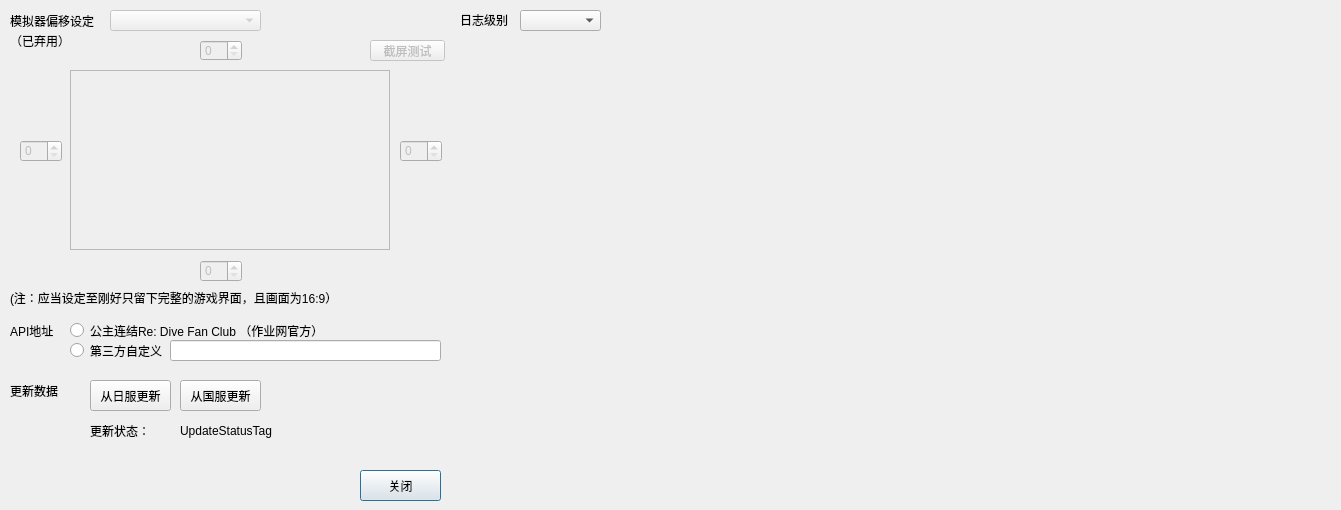
This is configDialog.ui in Alive24/PCRJJCAnalyzer as Qt 5 draws it before an edit. The edited form follows.
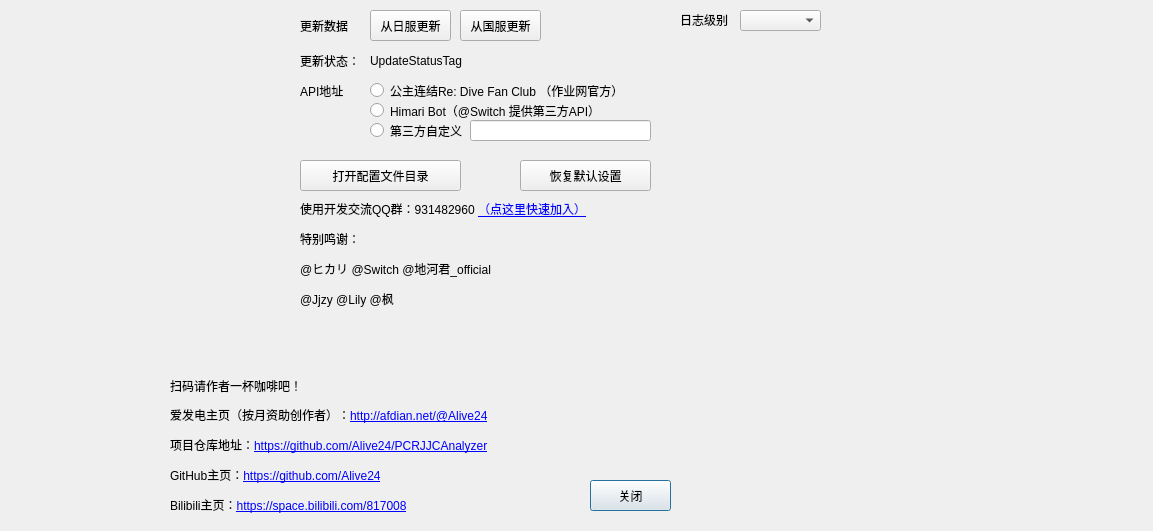
This is the edited form. Icons and pictures are not drawn.

Commit message: v0.2.2-beta1:  1. 添加爱发电与支付宝直接打赏二维码  2. 添加爱发电页面、项目仓库页面、作者GitHub主页，作者B站主页超链接  3. 调整Config界面，添加直接选择Himari Bot的选项。  4. 调整Config界面，添加打开配置文件目录按钮和恢复默认设置按钮。  5. 调整Config界面，移除已启用的marginOffset模块。

Patch:
```diff
--- a/configDialog.ui
+++ b/configDialog.ui
@@ -6,8 +6,8 @@
    <rect>
     <x>0</x>
     <y>0</y>
-    <width>1341</width>
-    <height>510</height>
+    <width>1153</width>
+    <height>531</height>
    </rect>
   </property>
   <property name="windowTitle">
@@ -16,8 +16,8 @@
   <widget class="QPushButton" name="closeConfigDialogButton">
    <property name="geometry">
     <rect>
-     <x>360</x>
-     <y>470</y>
+     <x>590</x>
+     <y>480</y>
      <width>81</width>
      <height>31</height>
     </rect>
@@ -26,150 +26,11 @@
     <string>关闭</string>
    </property>
   </widget>
-  <widget class="QGraphicsView" name="marginOffsetPreviewBox">
-   <property name="enabled">
-    <bool>false</bool>
-   </property>
-   <property name="geometry">
-    <rect>
-     <x>70</x>
-     <y>70</y>
-     <width>320</width>
-     <height>180</height>
-    </rect>
-   </property>
-   <property name="verticalScrollBarPolicy">
-    <enum>Qt::ScrollBarAlwaysOff</enum>
-   </property>
-   <property name="horizontalScrollBarPolicy">
-    <enum>Qt::ScrollBarAlwaysOff</enum>
-   </property>
-  </widget>
-  <widget class="QSpinBox" name="marginOffsetSpinBoxLeft">
-   <property name="enabled">
-    <bool>false</bool>
-   </property>
-   <property name="geometry">
-    <rect>
-     <x>20</x>
-     <y>140</y>
-     <width>42</width>
-     <height>22</height>
-    </rect>
-   </property>
-  </widget>
-  <widget class="QSpinBox" name="marginOffsetSpinBoxRight">
-   <property name="enabled">
-    <bool>false</bool>
-   </property>
-   <property name="geometry">
-    <rect>
-     <x>400</x>
-     <y>140</y>
-     <width>42</width>
-     <height>22</height>
-    </rect>
-   </property>
-  </widget>
-  <widget class="QSpinBox" name="marginOffsetSpinBoxTop">
-   <property name="enabled">
-    <bool>false</bool>
-   </property>
-   <property name="geometry">
-    <rect>
-     <x>200</x>
-     <y>40</y>
-     <width>42</width>
-     <height>21</height>
-    </rect>
-   </property>
-  </widget>
-  <widget class="QSpinBox" name="marginOffsetSpinBoxBottom">
-   <property name="enabled">
-    <bool>false</bool>
-   </property>
-   <property name="geometry">
-    <rect>
-     <x>200</x>
-     <y>260</y>
-     <width>42</width>
-     <height>22</height>
-    </rect>
-   </property>
-  </widget>
-  <widget class="QLabel" name="marginOffsetSetterLabel">
-   <property name="geometry">
-    <rect>
-     <x>10</x>
-     <y>10</y>
-     <width>91</width>
-     <height>21</height>
-    </rect>
-   </property>
-   <property name="text">
-    <string>模拟器偏移设定</string>
-   </property>
-  </widget>
-  <widget class="QComboBox" name="marginOffsetPresetComboBox">
-   <property name="enabled">
-    <bool>false</bool>
-   </property>
-   <property name="geometry">
-    <rect>
-     <x>110</x>
-     <y>10</y>
-     <width>151</width>
-     <height>21</height>
-    </rect>
-   </property>
-  </widget>
-  <widget class="QLabel" name="marginOffsetHint">
-   <property name="geometry">
-    <rect>
-     <x>10</x>
-     <y>290</y>
-     <width>331</width>
-     <height>16</height>
-    </rect>
-   </property>
-   <property name="text">
-    <string>(注：应当设定至刚好只留下完整的游戏界面，且画面为16:9）</string>
-   </property>
-  </widget>
-  <widget class="QPushButton" name="testScreenshotButton">
-   <property name="enabled">
-    <bool>false</bool>
-   </property>
-   <property name="geometry">
-    <rect>
-     <x>370</x>
-     <y>40</y>
-     <width>75</width>
-     <height>21</height>
-    </rect>
-   </property>
-   <property name="text">
-    <string>截屏测试</string>
-   </property>
-  </widget>
-  <widget class="QLabel" name="marginOffsetSetterLabel_2">
-   <property name="geometry">
-    <rect>
-     <x>10</x>
-     <y>30</y>
-     <width>91</width>
-     <height>21</height>
-    </rect>
-   </property>
-   <property name="text">
-    <string>（已弃用）</string>
-   </property>
-  </widget>
   <widget class="QLabel" name="apiUrlLabel">
    <property name="geometry">
     <rect>
-     <x>10</x>
-     <y>320</y>
+     <x>300</x>
+     <y>80</y>
      <width>54</width>
      <height>21</height>
     </rect>
@@ -181,8 +42,8 @@
   <widget class="QRadioButton" name="defaultApiUrlRadioButton">
    <property name="geometry">
     <rect>
-     <x>70</x>
-     <y>320</y>
+     <x>370</x>
+     <y>80</y>
      <width>261</width>
      <height>21</height>
     </rect>
@@ -197,8 +58,8 @@
   <widget class="QRadioButton" name="customizedApiUrlRadioButton">
    <property name="geometry">
     <rect>
-     <x>70</x>
-     <y>340</y>
+     <x>370</x>
+     <y>120</y>
      <width>101</width>
      <height>21</height>
     </rect>
@@ -213,9 +74,9 @@
   <widget class="QLineEdit" name="customizedApiUrlLineEdit">
    <property name="geometry">
     <rect>
-     <x>170</x>
-     <y>340</y>
-     <width>271</width>
+     <x>470</x>
+     <y>120</y>
+     <width>181</width>
      <height>21</height>
     </rect>
    </property>
@@ -223,10 +84,10 @@
   <widget class="QLabel" name="updateOptionLabel">
    <property name="geometry">
     <rect>
-     <x>10</x>
-     <y>380</y>
+     <x>300</x>
+     <y>10</y>
      <width>61</width>
-     <height>21</height>
+     <height>31</height>
     </rect>
    </property>
    <property name="text">
@@ -236,8 +97,8 @@
   <widget class="QPushButton" name="updateFromJPSourceButton">
    <property name="geometry">
     <rect>
-     <x>90</x>
-     <y>380</y>
+     <x>370</x>
+     <y>10</y>
      <width>81</width>
      <height>31</height>
     </rect>
@@ -249,8 +110,8 @@
   <widget class="QPushButton" name="updateFromCNSourceButton">
    <property name="geometry">
     <rect>
-     <x>180</x>
-     <y>380</y>
+     <x>460</x>
+     <y>10</y>
      <width>81</width>
      <height>31</height>
     </rect>
@@ -262,8 +123,8 @@
   <widget class="QLabel" name="updateStatusLabel">
    <property name="geometry">
     <rect>
-     <x>90</x>
-     <y>420</y>
+     <x>300</x>
+     <y>50</y>
      <width>71</width>
      <height>21</height>
     </rect>
@@ -275,8 +136,8 @@
   <widget class="QLabel" name="updateStatusTag">
    <property name="geometry">
     <rect>
-     <x>180</x>
-     <y>420</y>
+     <x>370</x>
+     <y>50</y>
      <width>261</width>
      <height>21</height>
     </rect>
@@ -288,10 +149,10 @@
   <widget class="QWidget" name="verticalLayoutWidget">
    <property name="geometry">
     <rect>
-     <x>460</x>
+     <x>680</x>
      <y>40</y>
-     <width>871</width>
-     <height>461</height>
+     <width>461</width>
+     <height>471</height>
     </rect>
    </property>
    <layout class="QVBoxLayout" name="logTextBoxLayout"/>
@@ -299,7 +160,7 @@
   <widget class="QLabel" name="loggingLevelLabel">
    <property name="geometry">
     <rect>
-     <x>460</x>
+     <x>680</x>
      <y>10</y>
      <width>54</width>
      <height>20</height>
@@ -315,11 +176,190 @@
    </property>
    <property name="geometry">
     <rect>
+     <x>740</x>
+     <y>10</y>
+     <width>81</width>
+     <height>21</height>
+    </rect>
+   </property>
+  </widget>
+  <widget class="QPushButton" name="openConfigFolderButton">
+   <property name="geometry">
+    <rect>
+     <x>300</x>
+     <y>160</y>
+     <width>161</width>
+     <height>31</height>
+    </rect>
+   </property>
+   <property name="text">
+    <string>打开配置文件目录</string>
+   </property>
+  </widget>
+  <widget class="QLabel" name="label">
+   <property name="geometry">
+    <rect>
+     <x>10</x>
+     <y>10</y>
+     <width>271</width>
+     <height>351</height>
+    </rect>
+   </property>
+   <property name="text">
+    <string/>
+   </property>
+   <property name="pixmap">
+    <pixmap>afdian/afdian-Alive24.jpeg</pixmap>
+   </property>
+   <property name="scaledContents">
+    <bool>true</bool>
+   </property>
+  </widget>
+  <widget class="QRadioButton" name="HimariApiUrlRadioButton">
+   <property name="geometry">
+    <rect>
+     <x>370</x>
+     <y>100</y>
+     <width>261</width>
+     <height>21</height>
+    </rect>
+   </property>
+   <property name="text">
+    <string>Himari Bot（@Switch 提供第三方API）</string>
+   </property>
+   <attribute name="buttonGroup">
+    <string notr="true">buttonGroup</string>
+   </attribute>
+  </widget>
+  <widget class="QLabel" name="label_2">
+   <property name="geometry">
+    <rect>
+     <x>10</x>
+     <y>370</y>
+     <width>150</width>
+     <height>150</height>
+    </rect>
+   </property>
+   <property name="text">
+    <string/>
+   </property>
+   <property name="pixmap">
+    <pixmap>afdian/tips.png</pixmap>
+   </property>
+   <property name="scaledContents">
+    <bool>true</bool>
+   </property>
+   <property name="wordWrap">
+    <bool>false</bool>
+   </property>
+  </widget>
+  <widget class="QLabel" name="label_3">
+   <property name="geometry">
+    <rect>
+     <x>170</x>
+     <y>370</y>
+     <width>131</width>
+     <height>31</height>
+    </rect>
+   </property>
+   <property name="text">
+    <string>扫码请作者一杯咖啡吧！</string>
+   </property>
+  </widget>
+  <widget class="QLabel" name="label_4">
+   <property name="geometry">
+    <rect>
+     <x>170</x>
+     <y>430</y>
+     <width>501</width>
+     <height>31</height>
+    </rect>
+   </property>
+   <property name="text">
+    <string>&lt;html&gt;&lt;head/&gt;&lt;body&gt;&lt;p&gt;项目仓库地址：&lt;a href=&quot;https://github.com/Alive24/PCRJJCAnalyzer&quot;&gt;&lt;span style=&quot; text-decoration: underline; color:#0000ff;&quot;&gt;https://github.com/Alive24/PCRJJCAnalyzer&lt;/span&gt;&lt;/a&gt;&lt;/p&gt;&lt;/body&gt;&lt;/html&gt;</string>
+   </property>
+   <property name="openExternalLinks">
+    <bool>true</bool>
+   </property>
+  </widget>
+  <widget class="QLabel" name="label_5">
+   <property name="geometry">
+    <rect>
+     <x>170</x>
+     <y>460</y>
+     <width>501</width>
+     <height>31</height>
+    </rect>
+   </property>
+   <property name="text">
+    <string>&lt;html&gt;&lt;head/&gt;&lt;body&gt;&lt;p&gt;GitHub主页：&lt;a href=&quot;https://github.com/Alive24&quot;&gt;&lt;span style=&quot; text-decoration: underline; color:#0000ff;&quot;&gt;https://github.com/Alive24&lt;/span&gt;&lt;/a&gt;&lt;/p&gt;&lt;/body&gt;&lt;/html&gt;</string>
+   </property>
+   <property name="openExternalLinks">
+    <bool>true</bool>
+   </property>
+  </widget>
+  <widget class="QPushButton" name="resetSettingsButton">
+   <property name="geometry">
+    <rect>
      <x>520</x>
-     <y>10</y>
-     <width>81</width>
-     <height>21</height>
+     <y>160</y>
+     <width>131</width>
+     <height>31</height>
     </rect>
+   </property>
+   <property name="text">
+    <string>恢复默认设置</string>
+   </property>
+  </widget>
+  <widget class="QLabel" name="label_6">
+   <property name="geometry">
+    <rect>
+     <x>170</x>
+     <y>400</y>
+     <width>491</width>
+     <height>31</height>
+    </rect>
+   </property>
+   <property name="text">
+    <string>&lt;html&gt;&lt;head/&gt;&lt;body&gt;&lt;p&gt;爱发电主页（按月资助创作者）：&lt;a href=&quot;http://afdian.net/@Alive24&quot;&gt;&lt;span style=&quot; text-decoration: underline; color:#0000ff;&quot;&gt;http://afdian.net/@Alive24&lt;/span&gt;&lt;/a&gt;&lt;/p&gt;&lt;/body&gt;&lt;/html&gt;</string>
+   </property>
+   <property name="openExternalLinks">
+    <bool>true</bool>
+   </property>
+  </widget>
+  <widget class="QLabel" name="label_7">
+   <property name="geometry">
+    <rect>
+     <x>170</x>
+     <y>490</y>
+     <width>421</width>
+     <height>31</height>
+    </rect>
+   </property>
+   <property name="text">
+    <string>&lt;html&gt;&lt;head/&gt;&lt;body&gt;&lt;p&gt;Bilibili主页：&lt;a href=&quot;https://space.bilibili.com/817008&quot;&gt;&lt;span style=&quot; text-decoration: underline; color:#0000ff;&quot;&gt;https://space.bilibili.com/817008&lt;/span&gt;&lt;/a&gt;&lt;/p&gt;&lt;/body&gt;&lt;/html&gt;</string>
+   </property>
+   <property name="openExternalLinks">
+    <bool>true</bool>
+   </property>
+  </widget>
+  <widget class="QLabel" name="label_8">
+   <property name="geometry">
+    <rect>
+     <x>300</x>
+     <y>200</y>
+     <width>361</width>
+     <height>161</height>
+    </rect>
+   </property>
+   <property name="text">
+    <string>&lt;html&gt;&lt;head/&gt;&lt;body&gt;&lt;p&gt;使用开发交流QQ群：931482960 &lt;a href=&quot;https://qm.qq.com/cgi-bin/qm/qr?k=rRG5m6-sNKb88S0rTF7cppjyyyODP297&amp;amp;jump_from=webapi&quot;&gt;&lt;span style=&quot; text-decoration: underline; color:#0000ff;&quot;&gt;（点这里快速加入）&lt;/span&gt;&lt;/a&gt;&lt;/p&gt;&lt;p&gt;特别鸣谢：&lt;/p&gt;&lt;p&gt;@ヒカリ @Switch @地河君_official&lt;/p&gt;&lt;p&gt;@Jjzy @Lily @枫&lt;/p&gt;&lt;/body&gt;&lt;/html&gt;</string>
+   </property>
+   <property name="alignment">
+    <set>Qt::AlignLeading|Qt::AlignLeft|Qt::AlignTop</set>
+   </property>
+   <property name="openExternalLinks">
+    <bool>true</bool>
    </property>
   </widget>
  </widget>
```
The commit also changes 7 other files.
